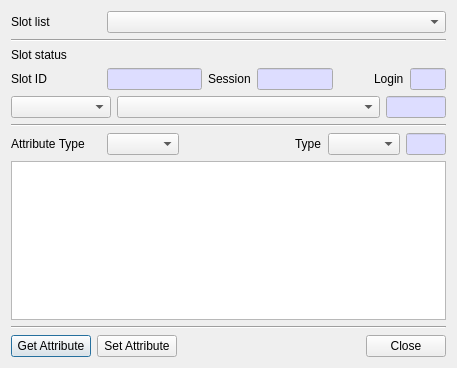
First picture: the form in CryptokiMan/edit_attribute_dlg.ui, repository jykim74/CryptokiMan, before the edit.
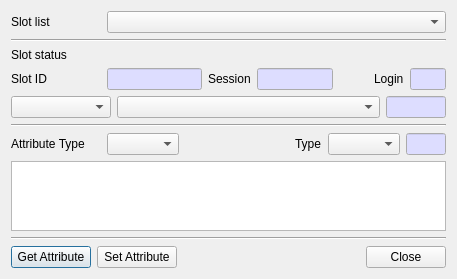
Second picture: the form after the edit.

Commit message: UI 개선

The edit to the form file:
```diff
--- a/CryptokiMan/edit_attribute_dlg.ui
+++ b/CryptokiMan/edit_attribute_dlg.ui
@@ -7,7 +7,7 @@
     <x>0</x>
     <y>0</y>
     <width>457</width>
-    <height>368</height>
+    <height>277</height>
    </rect>
   </property>
   <property name="windowTitle">
```
The commit also changes 3 other files.
